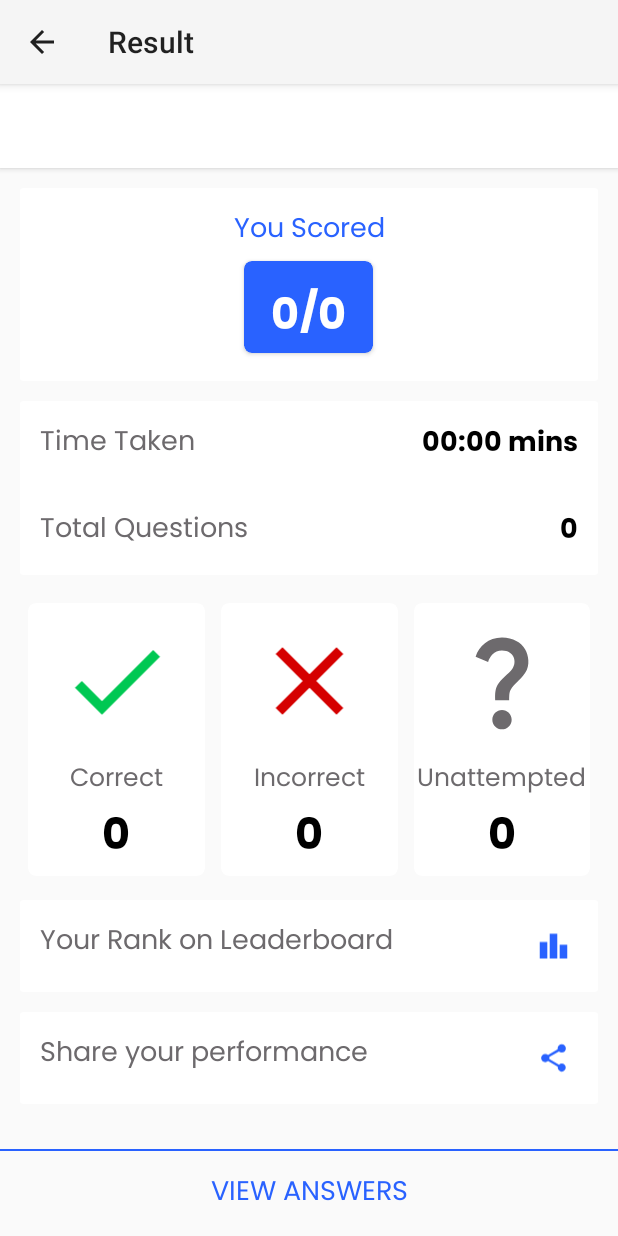
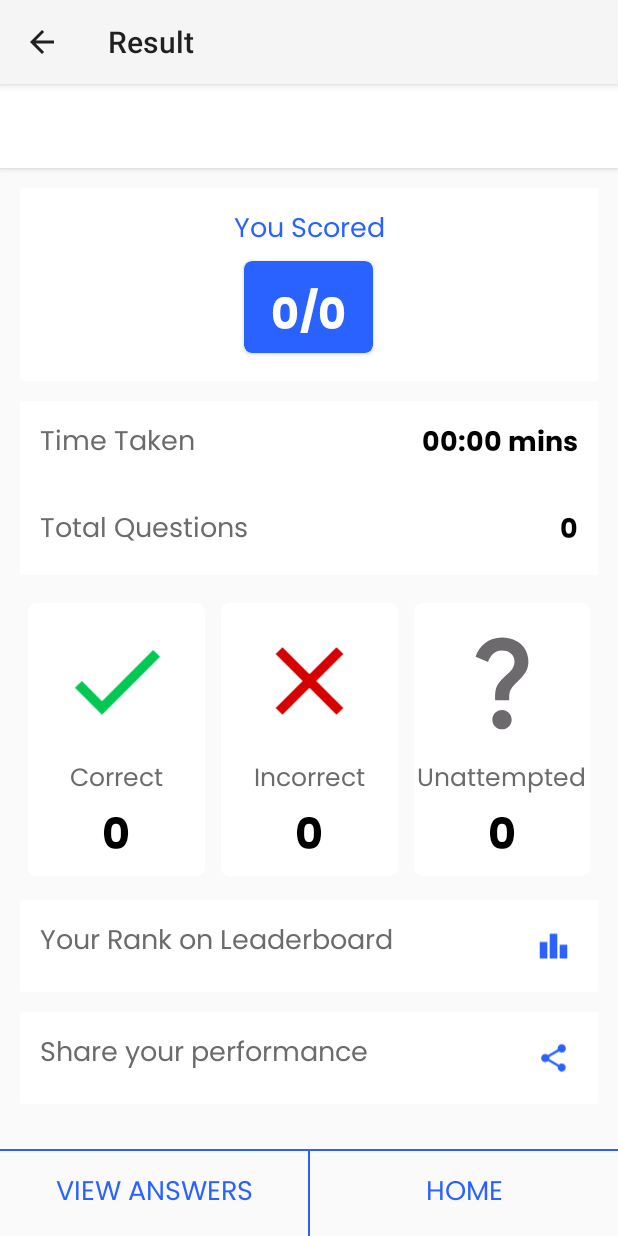
Before and after one commit to GauravKhalapurkar/StudoTest, an Android app: the Score screen opened directly, with no data from a screen before it, on a phone screen of 412 x 824 dp. Run offline under Robolectric (Android 15) with nearby library versions, the phone set to English and light mode, and no system bars; our stand-ins replace Firebase (no records; nobody signed in at launch, a user with empty details on screens opened directly), sdp/ssp sizes; 4 statements that could not run were skipped.

Commit message:
Show answers at test end done.

```diff
--- a/app/src/main/AndroidManifest.xml
+++ b/app/src/main/AndroidManifest.xml
@@ -13,7 +13,7 @@
         android:theme="@style/AppTheme"
         tools:targetApi="31">
         <activity
-            android:name=".Answers"
+            android:name=".activities.Answers"
             android:exported="false">
             <meta-data
                 android:name="android.app.lib_name"
--- a/app/src/main/java/com/gakdevelopers/studotest/activities/Score.java
+++ b/app/src/main/java/com/gakdevelopers/studotest/activities/Score.java
@@ -6,6 +6,7 @@ import androidx.appcompat.widget.Toolbar;
 import androidx.cardview.widget.CardView;
 
 import android.app.ProgressDialog;
+import android.content.Intent;
 import android.os.Bundle;
 import android.view.MenuItem;
 import android.view.View;
@@ -20,7 +21,7 @@ import java.util.concurrent.TimeUnit;
 
 public class Score extends AppCompatActivity {
 
-    private TextView txtScore, txtTimeTaken, txtTotalQuestions, txtCorrect, txtWrong, txtUnattempted, txtViewAnswers;
+    private TextView txtScore, txtTimeTaken, txtTotalQuestions, txtCorrect, txtWrong, txtUnattempted, txtViewAnswers, txtHome;
 
     private CardView cardShowRank, cardShareScore;
 
@@ -44,6 +45,7 @@ public class Score extends AppCompatActivity {
         txtWrong = (TextView) findViewById(R.id.txtWrong);
         txtUnattempted = (TextView) findViewById(R.id.txtUnattempted);
         txtViewAnswers = (TextView) findViewById(R.id.txtViewAnswers);
+        txtHome = (TextView) findViewById(R.id.txtHome);
 
         cardShowRank = (CardView) findViewById(R.id.cardShowRank);
         cardShareScore = (CardView) findViewById(R.id.cardShareScore);
@@ -62,11 +64,20 @@ public class Score extends AppCompatActivity {
         txtViewAnswers.setOnClickListener(new View.OnClickListener() {
             @Override
             public void onClick(View view) {
-
+                Intent intent = new Intent(Score.this, Answers.class);
+                startActivity(intent);
             }
         });
 
-        saveResult();
+        txtHome.setOnClickListener(new View.OnClickListener() {
+            @Override
+            public void onClick(View view) {
+                startActivity(new Intent(Score.this, Main.class));
+                Score.this.finish();
+            }
+        });
+
+        // here was saveResult();
 
     }
 
@@ -100,6 +111,8 @@ public class Score extends AppCompatActivity {
         txtCorrect.setText(String.valueOf(correct));
         txtWrong.setText(String.valueOf(wrong));
         txtUnattempted.setText(String.valueOf(unAttempted));
+
+        saveResult();
     }
 
     private void saveResult() {
--- a/app/src/main/java/com/gakdevelopers/studotest/database/DbQuery.java
+++ b/app/src/main/java/com/gakdevelopers/studotest/database/DbQuery.java
@@ -371,6 +371,8 @@ public class DbQuery {
                             myPerformance.setScore(score);
 
                             completeListener.onSuccess();
+                        } else {
+                            completeListener.onSuccess();
                         }
                     }
                 })
--- a/app/src/main/res/layout/activity_score.xml
+++ b/app/src/main/res/layout/activity_score.xml
@@ -384,7 +384,14 @@
         android:layout_height="@dimen/_1sdp"
         android:background="@color/colorSecondary"
         android:layout_marginTop="@dimen/_10sdp"
-        android:layout_above="@+id/txtViewAnswers"/>
+        android:layout_above="@+id/linearBottom"/>
+
+    <LinearLayout
+        android:id="@+id/linearBottom"
+        android:layout_width="match_parent"
+        android:layout_height="wrap_content"
+        android:orientation="horizontal"
+        android:layout_alignParentBottom="true">
 
         <TextView
             android:id="@+id/txtViewAnswers"
@@ -396,6 +403,26 @@
             android:gravity="center"
             android:fontFamily="@font/regular"
             android:paddingVertical="@dimen/_10sdp"
-        android:layout_alignParentBottom="true" />
+            android:layout_weight="1"/>
+
+        <View
+            android:layout_width="@dimen/_1sdp"
+            android:layout_height="match_parent"
+            android:background="@color/colorSecondary"
+            android:layout_above="@+id/linearBottom"/>
+
+        <TextView
+            android:id="@+id/txtHome"
+            android:layout_width="match_parent"
+            android:layout_height="wrap_content"
+            android:text="HOME"
+            android:textSize="@dimen/text_size"
+            android:textColor="@color/colorSecondary"
+            android:gravity="center"
+            android:fontFamily="@font/regular"
+            android:paddingVertical="@dimen/_10sdp"
+            android:layout_weight="1" />
+
+    </LinearLayout>
 
 </RelativeLayout>
```
Also changed, not shown: app/src/main/java/com/gakdevelopers/studotest/activities/Answers.java (+52 -0 lines), app/src/main/java/com/gakdevelopers/studotest/adapters/AnswersAdapter.java (added, +106 -0 lines), app/src/main/res/layout/activity_answers.xml (+37 -3 lines), app/src/main/res/layout/answer_item.xml (added, +94 -0 lines). Lines whose indentation alone changed are shown as unchanged.
